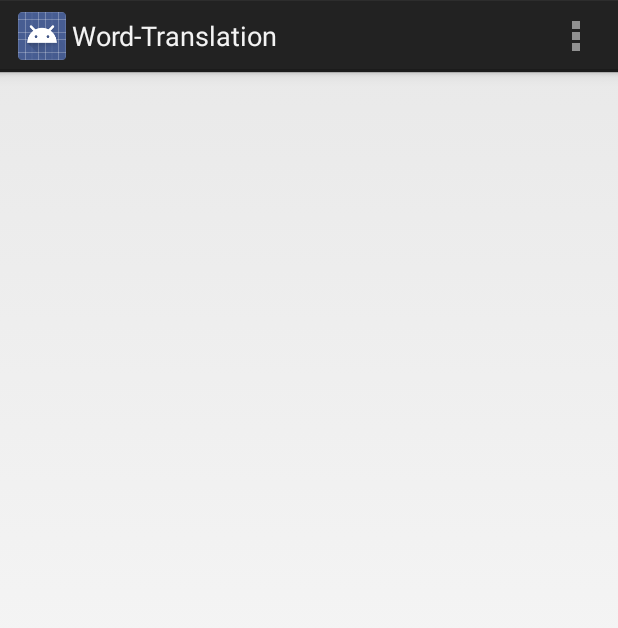
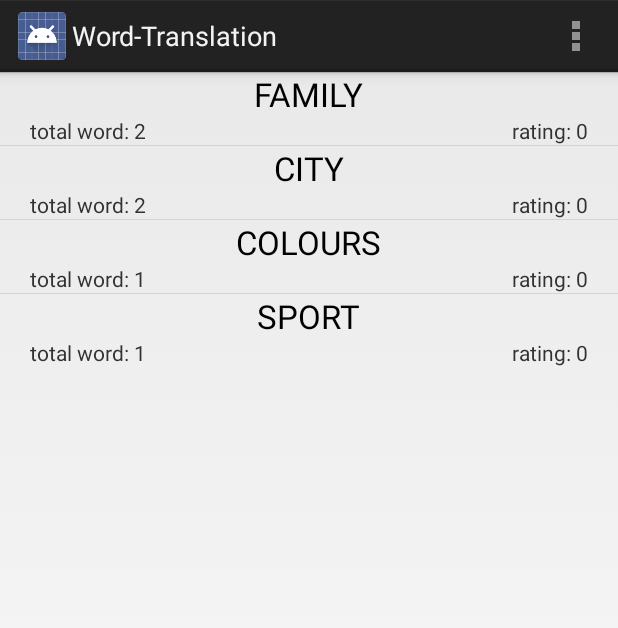
Before and after one commit to Ka6ah505/Word-Translation, an Android app: the screen it shows after launch (MainActivity), on a phone screen of 412 x 824 dp. Shown: the top 628 px of the screen. Run offline under Robolectric (Android 15) with nearby library versions, the phone set to English and light mode, and no system bars.

Commit message:
added list themes

```diff
--- a/app/src/main/java/s/mironov3/gmail/com/word_translation/DBHelper.java
+++ b/app/src/main/java/s/mironov3/gmail/com/word_translation/DBHelper.java
@@ -8,7 +8,7 @@ import android.database.sqlite.SQLiteOpenHelper;
 public class DBHelper extends SQLiteOpenHelper {
 
     // Поля и название таблицы с темами набора слов
-    public static final String TABLE_THEME = "theme";
+    public static final String TABLE_THEME = "listTheme";
     public static final String THEME_ID = "id";
     public static final String THEME_NAME = "name";
     public static final String THEME_RATING = "rating";
--- a/app/src/main/java/s/mironov3/gmail/com/word_translation/ListItemAdapter.java
+++ b/app/src/main/java/s/mironov3/gmail/com/word_translation/ListItemAdapter.java
@@ -5,6 +5,7 @@ import android.view.LayoutInflater;
 import android.view.View;
 import android.view.ViewGroup;
 import android.widget.BaseAdapter;
+import android.widget.TextView;
 
 import java.util.ArrayList;
 
@@ -14,30 +15,44 @@ public class ListItemAdapter extends BaseAdapter {
     LayoutInflater lInflater;
     ArrayList<ListItemTheme> objects;
 
-    public ListItemAdapter(Context ctx, LayoutInflater lInflater, ArrayList<ListItemTheme> objects) {
+    public ListItemAdapter(Context ctx, ArrayList<ListItemTheme> objects) {
         this.ctx = ctx;
         this.lInflater = (LayoutInflater) ctx
                 .getSystemService(Context.LAYOUT_INFLATER_SERVICE);
         this.objects = objects;
     }
-
+    // количество элементов списка(тем для обучения)
     @Override
     public int getCount() {
         return objects.size();
     }
-
+    // элемент по позиции в списке
     @Override
     public Object getItem(int i) {
         return objects.get(i);
     }
-
+    // элемент по id
     @Override
     public long getItemId(int i) {
         return i;
     }
+    // тема по позиции
+    ListItemTheme getTheme(int position) {
+        return (ListItemTheme) getItem(position);
+    }
+    // объект списка
+    @Override
+    public View getView(int i, View convertView, ViewGroup viewGroup) {
+        View view = convertView;
+        if( view == null ) {
+            view = lInflater.inflate(R.layout.item, viewGroup, false);
+        }
+        ListItemTheme liTheme = getTheme(i);
 
-    @Override
-    public View getView(int i, View view, ViewGroup viewGroup) {
-        return null;
+        ((TextView) view.findViewById(R.id.Texttheme)).setText(liTheme.getName());
+        ((TextView) view.findViewById(R.id.Textrating)).setText("rating: "+liTheme.getRating());
+        ((TextView) view.findViewById(R.id.TextcountWord)).setText("total word: "+liTheme.getTotalWord());
+
+        return view;
     }
 }
--- a/app/src/main/java/s/mironov3/gmail/com/word_translation/ListItemTheme.java
+++ b/app/src/main/java/s/mironov3/gmail/com/word_translation/ListItemTheme.java
@@ -1,16 +1,31 @@
 package s.mironov3.gmail.com.word_translation;
 
-/**
- * Created by Sergey on 14.10.2014.
- */
 public class ListItemTheme {
     int id;
     String Name;
     int rating;
+    int totalWord;
 
-    public ListItemTheme(int id, String name, int rating) {
+    public ListItemTheme(int id, String name, int rating, int totalWord) {
         this.id = id;
         Name = name;
         this.rating = rating;
+        this.totalWord = totalWord;
+    }
+
+    public int getId() {
+        return id;
+    }
+
+    public String getName() {
+        return Name;
+    }
+
+    public int getRating() {
+        return rating;
+    }
+
+    public int getTotalWord() {
+        return totalWord;
     }
 }
--- a/app/src/main/java/s/mironov3/gmail/com/word_translation/MainActivity.java
+++ b/app/src/main/java/s/mironov3/gmail/com/word_translation/MainActivity.java
@@ -7,30 +7,70 @@ import android.os.Bundle;
 import android.util.Log;
 import android.view.Menu;
 import android.view.MenuItem;
+import android.widget.ListView;
+
+import java.util.ArrayList;
 
 
 public class MainActivity extends Activity {
 
+    ArrayList<ListItemTheme> listTheme = new ArrayList<ListItemTheme>();
+    ListItemAdapter liAdapter;
+    DBHelper dbHelper;
     @Override
     protected void onCreate(Bundle savedInstanceState) {
         super.onCreate(savedInstanceState);
         setContentView(R.layout.activity_main);
 
-        DBHelper dbHelper = new DBHelper(this);
+        dbHelper = new DBHelper(this);
         SQLiteDatabase db = dbHelper.getWritableDatabase();
 
         Cursor cursor;
         Log.d("MYLOG", "----------TABLE THEME------------");
         cursor = db.query(dbHelper.getTableTheme(), null, null, null, null, null, null);
-        logCursor(cursor);
+        initArrayList(cursor);
+        liAdapter = new ListItemAdapter(this, listTheme);
         cursor.close();
+        ListView lvMain = (ListView) findViewById(R.id.listTheme);
+        lvMain.setAdapter(liAdapter);
         Log.d("MYLOG", "---------------------------------");
+    }
 
-        Log.d("MYLOG", "----------TABLE WORD------------");
-        cursor = db.query(dbHelper.getTableWord(), null, null, null, null, null, null);
-        logCursor(cursor);
-        cursor.close();
-        Log.d("MYLOG", "---------------------------------");
+    private void initArrayList(Cursor cursor) {
+        if( cursor != null ) {
+            if (cursor.moveToFirst()) {
+                do {
+                    int i = countWord(getTable(cursor.getInt(cursor.getColumnIndex("id"))));
+
+                    listTheme.add(new ListItemTheme(cursor.getInt(cursor.getColumnIndex("id")),
+                            cursor.getString(cursor.getColumnIndex("name")),
+                            cursor.getInt(cursor.getColumnIndex("rating")),
+                            i));
+                } while (cursor.moveToNext());
+            } else {
+                Log.d("MYLOG", "BEDA!!!");
+            }
+        }
+    }
+
+    private Cursor getTable(int i) {
+        String sqlQuery = "select * from "+dbHelper.TABLE_WORD+" where "+dbHelper.THEME_TRANSLATE_ID+" = "+i;
+        return dbHelper.getReadableDatabase().rawQuery(sqlQuery,null);
+    }
+
+    private int countWord(Cursor cursor) {
+        int i=0;
+        if( cursor != null ) {
+            if(cursor.moveToFirst()){
+                do {
+                    i++;
+                    Log.d("MYLOG", "count: "+i);
+                } while (cursor.moveToNext());
+            }
+        } else {
+            Log.d("MYLOG", "BEDA!!!");
+        }
+        return i;
     }
 
     private void logCursor(Cursor cursor) {
--- a/app/src/main/res/layout/activity_main.xml
+++ b/app/src/main/res/layout/activity_main.xml
@@ -7,6 +7,7 @@
     <ListView
         android:layout_width="match_parent"
         android:layout_height="wrap_content"
-        android:id="@+id/listTheme" />
+        android:id="@+id/listTheme"
+        android:clickable="true" />
 
 </LinearLayout>
--- a/app/src/main/res/layout/item.xml
+++ b/app/src/main/res/layout/item.xml
@@ -1,39 +1,56 @@
 <?xml version="1.0" encoding="utf-8"?>
 
 <LinearLayout xmlns:android="http://schemas.android.com/apk/res/android"
-    android:orientation="horizontal"
+    android:layout_marginTop="2sp"
+    android:orientation="vertical"
     android:layout_width="match_parent"
     android:layout_height="wrap_content">
 
     <LinearLayout
-        android:orientation="vertical"
-        android:layout_width="wrap_content"
-        android:layout_height="match_parent">
-
+        android:layout_width="match_parent"
+        android:layout_height="wrap_content"
+        android:orientation="vertical">
         <TextView
             android:layout_width="wrap_content"
             android:layout_height="wrap_content"
             android:textAppearance="?android:attr/textAppearanceLarge"
             android:text="Large Text"
-            android:id="@+id/theme" />
+            android:layout_gravity="center"
+            android:id="@+id/Texttheme" />
+    </LinearLayout>
 
+    <LinearLayout
+        android:layout_width="match_parent"
+        android:layout_height="wrap_content"
+        android:orientation="horizontal">
+        <LinearLayout
+            android:layout_width="wrap_content"
+            android:layout_height="wrap_content"
+            android:orientation="horizontal">
             <TextView
                 android:layout_width="wrap_content"
                 android:layout_height="wrap_content"
                 android:textAppearance="?android:attr/textAppearanceSmall"
                 android:text="Small Text"
-            android:id="@+id/countWord" />
+                android:layout_gravity="left"
+                android:id="@+id/TextcountWord"
+                android:layout_marginLeft="20sp" />
+        </LinearLayout>
 
+        <LinearLayout
+            android:layout_width="match_parent"
+            android:layout_height="wrap_content"
+            android:orientation="vertical">
             <TextView
                 android:layout_width="wrap_content"
                 android:layout_height="wrap_content"
                 android:textAppearance="?android:attr/textAppearanceSmall"
                 android:text="Small Text"
-            android:id="@+id/rating" />
+                android:layout_gravity="right|center"
+                android:id="@+id/Textrating"
+                android:layout_marginRight="20sp" />
         </LinearLayout>
 
-    <ImageView
-        android:layout_width="wrap_content"
-        android:layout_height="wrap_content"
-        android:id="@+id/imageView" />
     </LinearLayout>
+
+</LinearLayout>
```
Also changed, not shown: 1 other file. Lines whose indentation alone changed are shown as unchanged.
